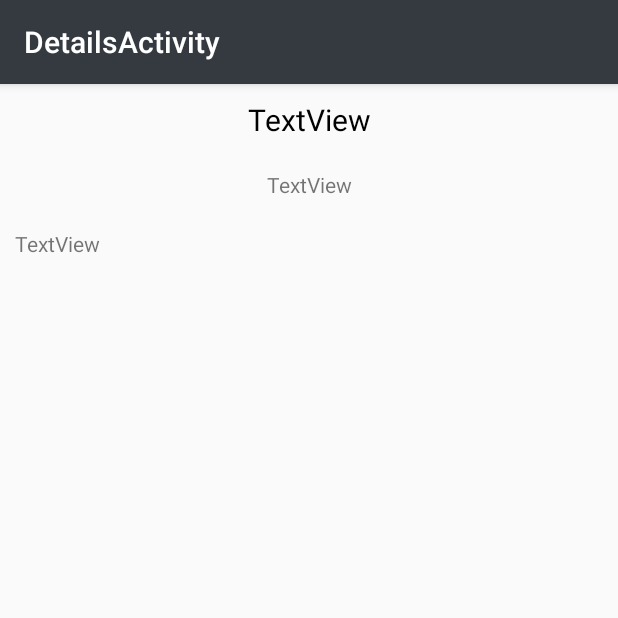
After one commit to caiowWillian/Challenge-FIAP-BRQ-APP, an Android app: the DetailsActivity screen opened directly, with no data from a screen before it, on a phone screen of 412 x 824 dp, the top half of it. The commit adds this screen. Run offline under Robolectric (Android 15) with nearby library versions, the phone set to English and light mode, and no system bars; 1 statement that could not run was skipped.

Commit message:
adicionado noticias

```diff
--- a/BitSeeks/app/src/main/AndroidManifest.xml
+++ b/BitSeeks/app/src/main/AndroidManifest.xml
@@ -25,6 +25,10 @@
         <activity
             android:name=".NewsActivity"
             android:label="@string/title_activity_news"
+            android:theme="@style/AppTheme.NoActionBar" />
+        <activity
+            android:name=".DetailsActivity"
+            android:label="@string/title_activity_details"
             android:theme="@style/AppTheme.NoActionBar"></activity>
     </application>
 
--- /dev/null
+++ b/BitSeeks/app/src/main/java/com/example/caiowillian/bitseeks/DetailsActivity.java
@@ -0,0 +1,47 @@
+package com.example.caiowillian.bitseeks;
+
+import android.content.Intent;
+import android.os.Bundle;
+import android.support.design.widget.FloatingActionButton;
+import android.support.design.widget.Snackbar;
+import android.support.v7.app.AppCompatActivity;
+import android.support.v7.widget.Toolbar;
+import android.view.View;
+import android.widget.TextView;
+import android.widget.Toast;
+
+import org.w3c.dom.Text;
+
+public class DetailsActivity extends AppCompatActivity {
+
+    private TextView lblTitle;
+    private TextView lblBody;
+    private TextView lblDescription;
+
+    @Override
+    protected void onCreate(Bundle savedInstanceState) {
+        super.onCreate(savedInstanceState);
+        setContentView(R.layout.activity_details);
+        Toolbar toolbar = (Toolbar) findViewById(R.id.toolbar);
+        setSupportActionBar(toolbar);
+
+        Bundle b = getIntent().getExtras();
+
+        lblTitle = (TextView) findViewById(R.id.lblTitle);
+        lblBody = (TextView) findViewById(R.id.lblBody);
+        lblDescription = (TextView) findViewById(R.id.lblDescription);
+
+
+        if(b != null){
+            lblTitle.setText(b.getString("title"));
+            lblDescription.setText(b.getString("description"));
+            lblBody.setText(b.getString("body"));
+        }
+
+
+
+        Toast.makeText(this,b.getString("title").toString(), Toast.LENGTH_LONG).show();
+
+    }
+
+}
--- a/BitSeeks/app/src/main/java/com/example/caiowillian/bitseeks/NewsActivity.java
+++ b/BitSeeks/app/src/main/java/com/example/caiowillian/bitseeks/NewsActivity.java
@@ -135,7 +135,7 @@ public class NewsActivity extends AppCompatActivity implements NavigationView.On
 
         @Override
         protected void onPostExecute(String s) {
-            mRecycleView.setAdapter(new CardNewsAdapter(newsCall.getNews(s)));
+            mRecycleView.setAdapter(new CardNewsAdapter(newsCall.getNews(s),NewsActivity.this));
             progress.dismiss();
 
             super.onPostExecute(s);
--- /dev/null
+++ b/BitSeeks/app/src/main/res/layout/activity_details.xml
@@ -0,0 +1,28 @@
+<?xml version="1.0" encoding="utf-8"?>
+<android.support.design.widget.CoordinatorLayout xmlns:android="http://schemas.android.com/apk/res/android"
+    xmlns:app="http://schemas.android.com/apk/res-auto"
+    xmlns:tools="http://schemas.android.com/tools"
+    android:layout_width="match_parent"
+    android:layout_height="match_parent"
+    tools:context="com.example.caiowillian.bitseeks.DetailsActivity">
+
+    <android.support.design.widget.AppBarLayout
+        android:layout_width="match_parent"
+        android:layout_height="wrap_content"
+        android:background="#343a40"
+        android:theme="@style/AppTheme.AppBarOverlay">
+
+        <android.support.v7.widget.Toolbar
+            android:id="@+id/toolbar"
+            android:layout_width="match_parent"
+            android:layout_height="?attr/actionBarSize"
+            android:background="#343a40"
+            app:popupTheme="@style/AppTheme.PopupOverlay" />
+
+    </android.support.design.widget.AppBarLayout>
+
+    <include layout="@layout/content_details" />
+
+
+
+</android.support.design.widget.CoordinatorLayout>
--- /dev/null
+++ b/BitSeeks/app/src/main/res/layout/content_details.xml
@@ -0,0 +1,48 @@
+<?xml version="1.0" encoding="utf-8"?>
+<LinearLayout xmlns:android="http://schemas.android.com/apk/res/android"
+    xmlns:app="http://schemas.android.com/apk/res-auto"
+    xmlns:tools="http://schemas.android.com/tools"
+    android:layout_width="match_parent"
+    android:layout_height="match_parent"
+    app:layout_behavior="@string/appbar_scrolling_view_behavior"
+    tools:context="com.example.caiowillian.bitseeks.DetailsActivity"
+    tools:showIn="@layout/activity_details"
+    android:orientation="vertical">
+
+    <ScrollView
+        android:layout_width="match_parent"
+        android:layout_height="match_parent">
+
+        <LinearLayout
+            android:layout_width="match_parent"
+            android:layout_height="wrap_content"
+            android:orientation="vertical" >
+
+            <TextView
+                android:id="@+id/lblTitle"
+                android:layout_width="match_parent"
+                android:layout_height="wrap_content"
+                android:layout_margin="10dp"
+                android:gravity="center"
+                android:text="TextView"
+                android:textColor="#000"
+                android:textSize="20dp" />
+
+            <TextView
+                android:id="@+id/lblDescription"
+                android:layout_width="match_parent"
+                android:layout_height="wrap_content"
+                android:layout_margin="10dp"
+                android:gravity="center"
+                android:text="TextView" />
+
+            <TextView
+                android:id="@+id/lblBody"
+                android:layout_width="match_parent"
+                android:layout_height="wrap_content"
+                android:layout_margin="10dp"
+                android:text="TextView" />
+        </LinearLayout>
+    </ScrollView>
+
+</LinearLayout>
--- a/BitSeeks/app/src/main/res/values/strings.xml
+++ b/BitSeeks/app/src/main/res/values/strings.xml
@@ -6,4 +6,5 @@
 
     <string name="action_settings">Settings</string>
     <string name="title_activity_news">NewsActivity</string>
+    <string name="title_activity_details">DetailsActivity</string>
 </resources>
--- a/BitSeeks/app/src/main/res/values/styles.xml
+++ b/BitSeeks/app/src/main/res/values/styles.xml
@@ -15,6 +15,6 @@
 
     <style name="AppTheme.AppBarOverlay" parent="ThemeOverlay.AppCompat.Dark.ActionBar" />
 
-    <style name="AppTheme.PopupOverlay" parent="ThemeOverlay.AppCompat.Light" />
+    <style name="AppTheme.PopupOverlay" parent="ThemeOverlay.AppCompat.Dark" />
 
 </resources>
```
Also changed, not shown: BitSeeks/app/src/main/java/com/example/caiowillian/bitseeks/br/com/fiap/business/NewsCall.java (+4 -5 lines), BitSeeks/app/src/main/java/com/example/caiowillian/bitseeks/br/com/fiap/component/CardNewsAdapter.java (+39 -9 lines), BitSeeks/app/src/main/res/layout/card_data_news.xml (+65 -10 lines), BitSeeks/app/src/main/res/layout/content_news.xml (+9 -6 lines), BitSeeks/app/src/main/mundo-corporativo-web.png (added).
